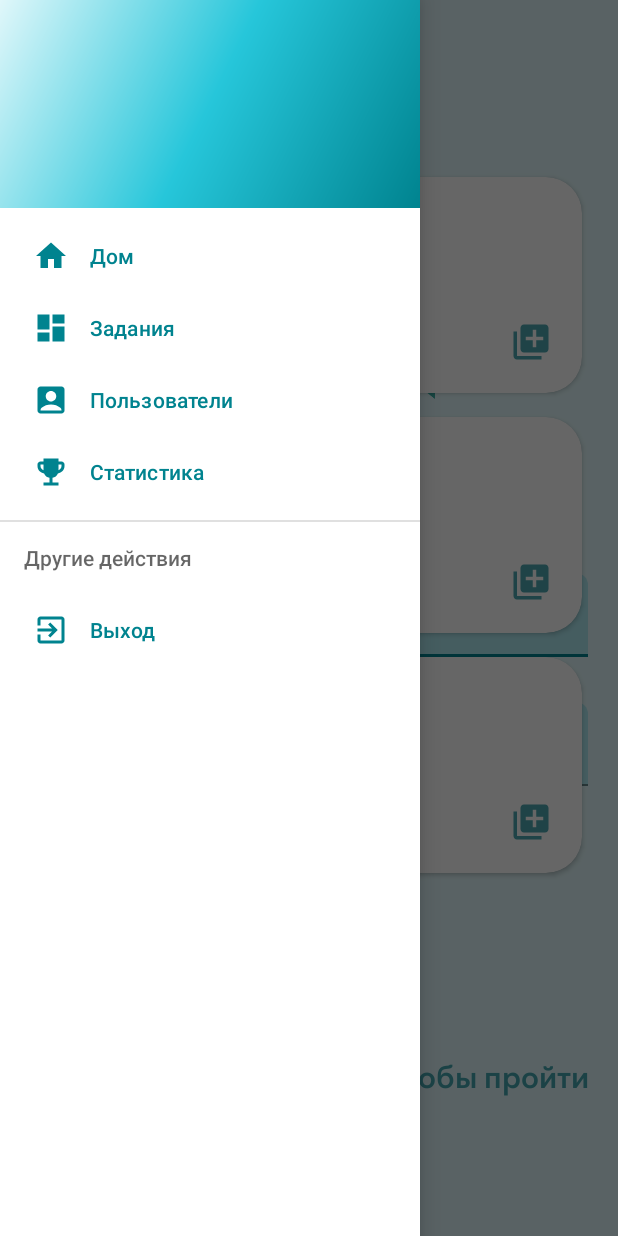
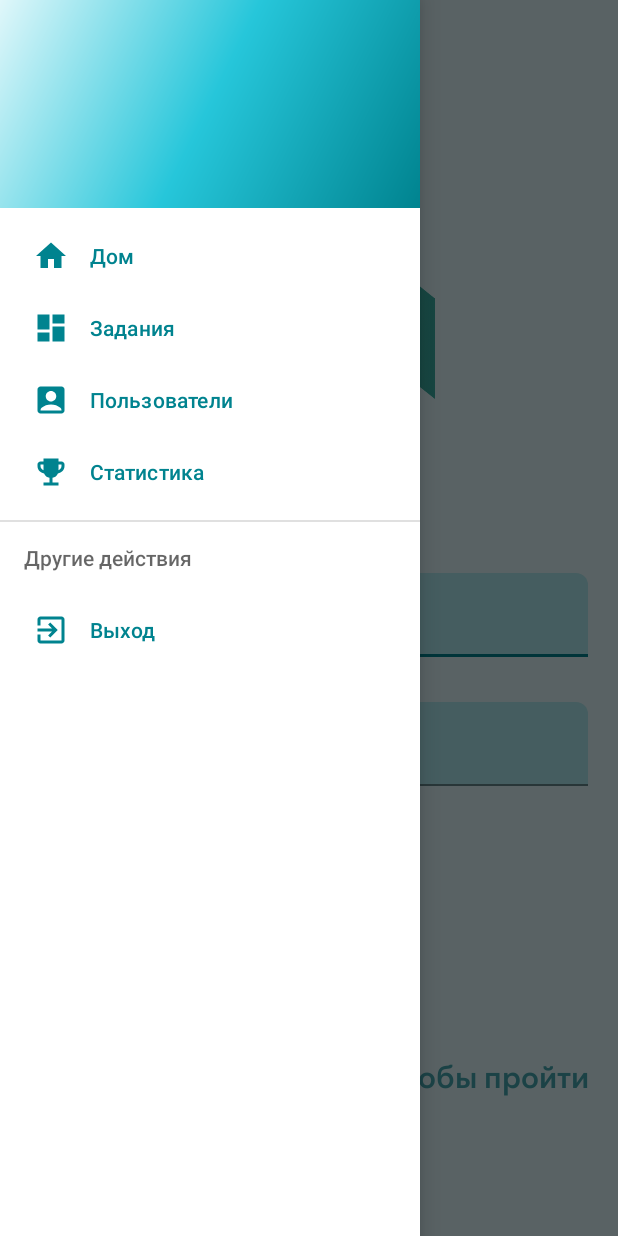
Before and after one commit to AlbatovK/Dira, an Android app: the fragment ListFragment placed in its activity, with the side drawer open, on a phone screen of 412 x 824 dp. Run offline under Robolectric (Android 15) with nearby library versions, the light colour scheme and no system bars; our stand-ins replace Firebase (no records; nobody signed in at launch, a user with empty details on screens opened directly), navigation-ui; libraries missing offline, so code that uses them is left out: com.omadahealth.github, koleton.api.hideSkeleton, koleton.api.loadSkeleton; network calls fail; 8 statements that could not run were skipped.

Commit message:
:art: Small ui update

```diff
--- a/app/build.gradle
+++ b/app/build.gradle
@@ -60,6 +60,7 @@
     implementation 'androidx.constraintlayout:constraintlayout:2.1.4'
     implementation 'androidx.vectordrawable:vectordrawable:1.1.0'
 
+    implementation 'com.github.omadahealth:swipy:1.2.3'
     implementation 'com.getkeepsafe.taptargetview:taptargetview:1.13.0'
     implementation("com.ericktijerou.koleton:koleton:1.0.0-beta01")
     implementation("com.facebook.shimmer:shimmer:0.5.0")
--- /dev/null
+++ b/app/src/main/java/com/albatros/kplanner/domain/usecase/note/LoadNotesUseCase.kt
@@ -0,0 +1,11 @@
+package com.albatros.kplanner.domain.usecase.note
+
+import com.albatros.kplanner.model.repo.NoteRepository
+import kotlinx.coroutines.Dispatchers
+import kotlinx.coroutines.withContext
+
+class LoadNotesUseCase(private val noteRepository: NoteRepository) {
+    suspend operator fun invoke(from: Int, to: Int) = withContext(Dispatchers.IO) {
+        noteRepository.getNotes(from, to)
+    }
+}
--- a/app/src/main/java/com/albatros/kplanner/domain/usecase/note/NotesUseCases.kt
+++ b/app/src/main/java/com/albatros/kplanner/domain/usecase/note/NotesUseCases.kt
@@ -6,5 +6,6 @@
     val changeNotePosition: ChangeNotePositionUseCase,
     val finishNote: FinishNoteUseCase,
     val loadAllNotes: LoadAllNotesUseCase,
+    val loadNotes: LoadNotesUseCase,
     val removeNoteAtFromSchedule: RemoveNoteAtFromScheduleUseCase
 )
--- a/app/src/main/java/com/albatros/kplanner/model/module/UseCaseModule.kt
+++ b/app/src/main/java/com/albatros/kplanner/model/module/UseCaseModule.kt
@@ -42,7 +42,8 @@
     single { FinishNoteUseCase(get()) }
     single { ImportScheduleUseCase(get(), get(), get()) }
     single { LoadAllByUsersLeagueUseCase(get(), get()) }
-    single { NotesUseCases(get(), get(), get(), get(), get(), get()) }
+    single { NotesUseCases(get(), get(), get(), get(), get(), get(), get()) }
+    single { LoadNotesUseCase(get()) }
     single { AddFriendsUseCase(get()) }
     single { LoadAllUsersUseCase(get(), get()) }
     single { LoadFriendsUseCase(get(), get()) }
--- a/app/src/main/java/com/albatros/kplanner/model/repo/NoteRepository.kt
+++ b/app/src/main/java/com/albatros/kplanner/model/repo/NoteRepository.kt
@@ -9,5 +9,7 @@
         api.addNotes(idsList, userRepository.getCurrentUser().tokenId)
     }
 
+    suspend fun getNotes(from: Int, to: Int) = api.getNotes(from, to)
+
     suspend fun getAllNotes() = api.getAllNotes()
 }
--- a/app/src/main/java/com/albatros/kplanner/ui/fragments/list/ListViewModel.kt
+++ b/app/src/main/java/com/albatros/kplanner/ui/fragments/list/ListViewModel.kt
@@ -9,19 +9,37 @@
 import com.albatros.kplanner.domain.usecase.note.NotesUseCases
 import com.albatros.kplanner.model.data.DiraNote
 import kotlinx.coroutines.Dispatchers
+import kotlinx.coroutines.delay
 import kotlinx.coroutines.launch
 
 class ListViewModel(
     private val notesUseCases: NotesUseCases
 ) : ViewModel() {
 
-    private val _notes: MutableLiveData<List<DiraNote>> = MutableLiveData<List<DiraNote>>().apply {
-        viewModelScope.launch(Dispatchers.Main) {
-            value = notesUseCases.loadAllNotes()
+    private val _notes: MutableLiveData<List<DiraNote>> = MutableLiveData<List<DiraNote>>()
+
+    val notes: LiveData<List<DiraNote>> = _notes
+
+    private val pageSize = 10
+    private var key = 0
+    private var isLoading = false
+
+    init {
+        loadNextPage()
+        isLoading = true
+    }
+
+    fun loadNextPage() {
+        if (isLoading) {
+            return
+        }
+        viewModelScope.launch {
+            isLoading = true
+            _notes.value = notesUseCases.loadNotes(key * pageSize, ++key * pageSize)
+            if (!_notes.value.isNullOrEmpty())
+                isLoading = false
         }
     }
-
-    val notes: LiveData<List<DiraNote>> = _notes
 
     private val _noteAdded: MutableLiveData<Boolean> = MutableLiveData(false)
 
--- a/app/src/main/res/layout/navigation_fragment.xml
+++ b/app/src/main/res/layout/navigation_fragment.xml
@@ -10,6 +10,7 @@
         android:layout_width="match_parent"
         android:layout_height="wrap_content"
         android:layout_gravity="bottom"
+        app:layout_behavior="com.google.android.material.behavior.HideBottomViewOnScrollBehavior"
         android:background="@color/white"
         android:paddingBottom="30dp"
         app:menu="@menu/bottom_nav_menu" />
--- a/app/src/main/res/values-night/themes.xml
+++ b/app/src/main/res/values-night/themes.xml
@@ -11,8 +11,8 @@
         <item name="colorSecondaryVariant">@color/teal_700</item>
         <item name="colorOnSecondary">@color/dark_cyan</item>
         <item name="android:windowLightNavigationBar">true</item>
-        <item name="android:navigationBarColor">@color/light_cyan</item>
-        <item name="android:navigationBarDividerColor">@android:color/transparent</item>
+        <item name="android:navigationBarColor">@color/white</item>
+        <item name="android:navigationBarDividerColor">@color/white</item>
         <item name="android:windowLightStatusBar">true</item>
     </style>
 
--- a/app/src/main/res/values/themes.xml
+++ b/app/src/main/res/values/themes.xml
@@ -11,8 +11,8 @@
         <item name="colorSecondaryVariant">@color/teal_700</item>
         <item name="colorOnSecondary">@color/dark_cyan</item>
         <item name="android:windowLightNavigationBar">true</item>
-        <item name="android:navigationBarColor">@color/light_cyan</item>
-        <item name="android:navigationBarDividerColor">@android:color/transparent</item>
+        <item name="android:navigationBarColor">@color/white</item>
+        <item name="android:navigationBarDividerColor">@color/white</item>
         <item name="android:windowLightStatusBar">true</item>
     </style>
 
--- a/gradle.properties
+++ b/gradle.properties
@@ -2,6 +2,8 @@
 
 android.useAndroidX=true
 
+android.enableJetifier=true
+
 kotlin.code.style=official
 
 android.nonTransitiveRClass=true
```
Also changed, not shown: app/src/main/java/com/albatros/kplanner/ui/fragments/list/ListFragment.kt (+19 -14 lines), app/src/main/res/layout/list_fragment.xml (+16 -5 lines), app/src/main/res/layout/users_list_layout.xml (+5 -3 lines).
